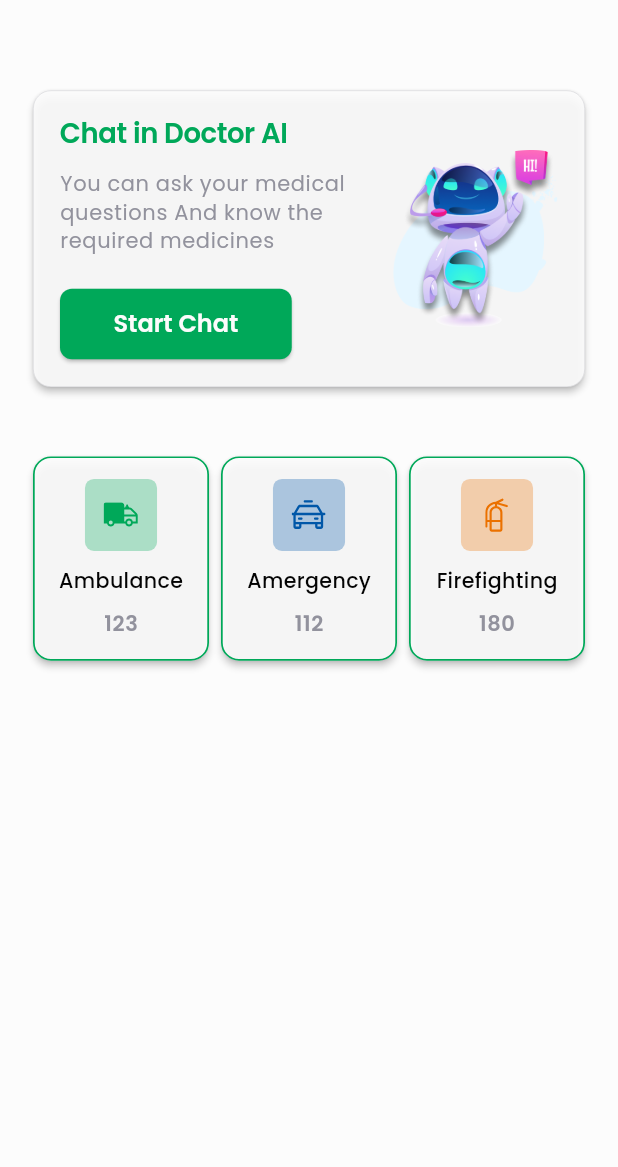
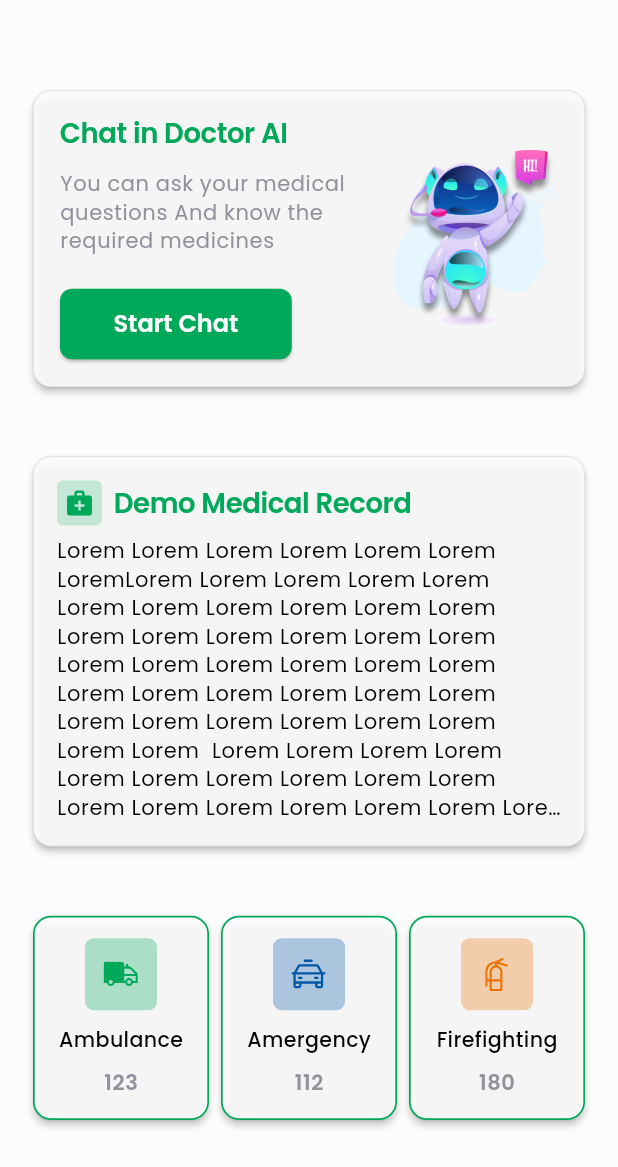
Before and after one commit to lvivcitydev-alt/ai-medical-assistant, a Flutter app: the HomeScreen screen opened by its route, on a phone screen of 412 x 824 dp. Shown: the top 1167 px of the screen. Run offline on Flutter 3.47's test engine with Material 3 defaults, Android fonts, the phone set to English and light mode, and no system bars; our stand-ins replace animated_bottom_navigation_bar, bloc, cloud_firestore, dio, dropdown_button2, easy_stepper and 18 more; missing offline and left inert: flutter_polyline_points, formatted_text; accounts and stored records are empty.

Commit message:
Refactor code for improved readability and maintainability; update dependencies and add MedicalTipCard widget

```diff
--- a/lib/view/screen/auth/email_screen.dart
+++ b/lib/view/screen/auth/email_screen.dart
@@ -115,9 +115,9 @@ class _EmailScreenState extends State<EmailScreen> {
                 onTap: () => Navigator.pop(context),
               ),
               Gap(32.h),
-              const CustomDivider(title: "Create your account quickly with"),
-              Gap(16.h),
-              const SocialLoginCard(),
+              // const CustomDivider(title: "Create your account quickly with"),
+              // Gap(16.h),
+              // const SocialLoginCard(),
               Gap(16.h),
             ],
           ),
--- a/lib/view/screen/auth/login_screen.dart
+++ b/lib/view/screen/auth/login_screen.dart
@@ -118,9 +118,9 @@ class _LoginScreenState extends State<LoginScreen> {
                   onTap: () => Navigator.pushNamed(context, RouteManager.email),
                 ),
                 Gap(32.h),
-                const CustomDivider(title: "Log in with"),
-                Gap(16.h),
-                const SocialLoginCard(),
+                // const CustomDivider(title: "Log in with"),
+                // Gap(16.h),
+                // const SocialLoginCard(),
                 Gap(16.h),
               ],
             ),
--- a/lib/view/screen/chat/chat_screen.dart
+++ b/lib/view/screen/chat/chat_screen.dart
@@ -37,6 +37,7 @@ class _ChatScreenState extends State<ChatScreen> {
   late ScrollController _scrollController;
   Timer? _noInputTimer;
   final Duration _noInputDuration = const Duration(seconds: 5);
+
   @override
   void initState() {
     super.initState();
@@ -133,7 +134,7 @@ class _ChatScreenState extends State<ChatScreen> {
   }
 
   void _getMessages() async {
-    if (_chatMessageModel.isEmpty) await context.read<ChatCubit>().initHive ();
+    if (_chatMessageModel.isEmpty) await context.read<ChatCubit>().initHive();
   }
 
   @override
@@ -238,7 +239,7 @@ class _ChatScreenState extends State<ChatScreen> {
             ImageManager.chatIcon,
             width: 100.w,
             height: 100.h,
-            // ignore: deprecated_member_use
+// ignore: deprecated_member_use
             color: ColorManager.green,
           ),
           Gap(16.h),
--- a/lib/view/screen/nav_bar/home_screen.dart
+++ b/lib/view/screen/nav_bar/home_screen.dart
@@ -2,6 +2,7 @@ import 'package:dr_ai/utils/constant/image.dart';
 import 'package:dr_ai/utils/constant/routes.dart';
 import 'package:dr_ai/utils/helper/extention.dart';
 import 'package:dr_ai/view/widget/custom_button.dart';
+import 'package:dr_ai/view/widget/medical_tip_card.dart';
 import 'package:flutter/material.dart';
 import 'package:flutter_screenutil/flutter_screenutil.dart';
 import 'package:gap/gap.dart';
@@ -23,6 +24,12 @@ class HomeScreen extends StatelessWidget {
             children: [
               Gap(32.h),
               _buildChatCard(context),
+              Gap(32.h),
+              const MedicalTipCard(
+                  title: "Demo Medical Record",
+                  description:
+                      "Lorem Lorem Lorem Lorem Lorem Lorem LoremLorem Lorem Lorem Lorem Lorem Lorem Lorem Lorem Lorem Lorem Lorem Lorem Lorem Lorem Lorem Lorem Lorem Lorem Lorem Lorem Lorem Lorem Lorem Lorem Lorem Lorem Lorem Lorem Lorem Lorem Lorem Lorem Lorem Lorem Lorem Lorem Lorem  Lorem Lorem Lorem Lorem Lorem Lorem Lorem Lorem Lorem Lorem Lorem Lorem Lorem Lorem Lorem Lorem Lorem Lorem Lorem Lorem Lorem Lorem Lorem Lorem Lorem Lorem Lorem Lorem Lorem Lorem Lorem Lorem ",
+                  isArabic: false),
               Gap(32.h),
               _buidContactsCard(),
               Gap(32.h),
--- /dev/null
+++ b/lib/view/widget/medical_tip_card.dart
@@ -0,0 +1,76 @@
+import 'package:dr_ai/utils/helper/extention.dart';
+import 'package:flutter/material.dart';
+import 'package:flutter_screenutil/flutter_screenutil.dart';
+import 'package:gap/gap.dart';
+import '../../utils/constant/color.dart';
+
+class MedicalTipCard extends StatelessWidget {
+  final String title;
+  final String description;
+  final bool isArabic;
+
+  const MedicalTipCard({
+    Key? key,
+    required this.title,
+    required this.description,
+    required this.isArabic,
+  }) : super(key: key);
+
+  @override
+  Widget build(BuildContext context) {
+    return Card(
+      elevation: 2,
+      shape: RoundedRectangleBorder(
+        borderRadius: BorderRadius.circular(12),
+        side: BorderSide(color: ColorManager.grey.withOpacity(0.3), width: 0.5),
+      ),
+      color: ColorManager.white.withOpacity(0.9),
+      child: Padding(
+        padding: const EdgeInsets.all(16.0),
+        child: Row(
+          crossAxisAlignment: CrossAxisAlignment.center,
+          children: [
+            Expanded(
+              child: Column(
+                crossAxisAlignment: CrossAxisAlignment.start,
+                mainAxisSize: MainAxisSize.min,
+                children: [
+                  Row(
+                    children: <Widget>[
+                      Container(
+                        padding: const EdgeInsets.all(5),
+                        decoration: BoxDecoration(
+                          color: ColorManager.green.withOpacity(0.2),
+                          borderRadius: BorderRadius.circular(4),
+                        ),
+                        child: const Icon(
+                          Icons.medical_services,
+                          color: ColorManager.green,
+                          size: 20,
+                        ),
+                      ),
+                      const Gap(8),
+                      Expanded(
+                          child: Text(title,
+                              style: context.textTheme.displayLarge?.copyWith(
+                                fontSize: 16.sp,
+                              ))),
+                    ],
+                  ),
+                  const Gap(8),
+                  Text(
+                    description,
+                    style: context.textTheme.bodySmall
+                        ?.copyWith(color: ColorManager.black),
+                    maxLines: 10,
+                    overflow: TextOverflow.ellipsis,
+                  ),
+                ],
+              ),
+            ),
+          ],
+        ),
+      ),
+    );
+  }
+}
```
Also changed, not shown: lib/app.dart (+8 -3 lines), lib/logic/auth/sign_in/sign_in_cubit.dart (+15 -1 lines), lib/logic/auth/social_auth/social_auth.dart (+59 -59 lines), lib/view/widget/social_login_card.dart (+50 -50 lines), pubspec.yaml (+12 -10 lines), pubspec.lock, 4 other files.
